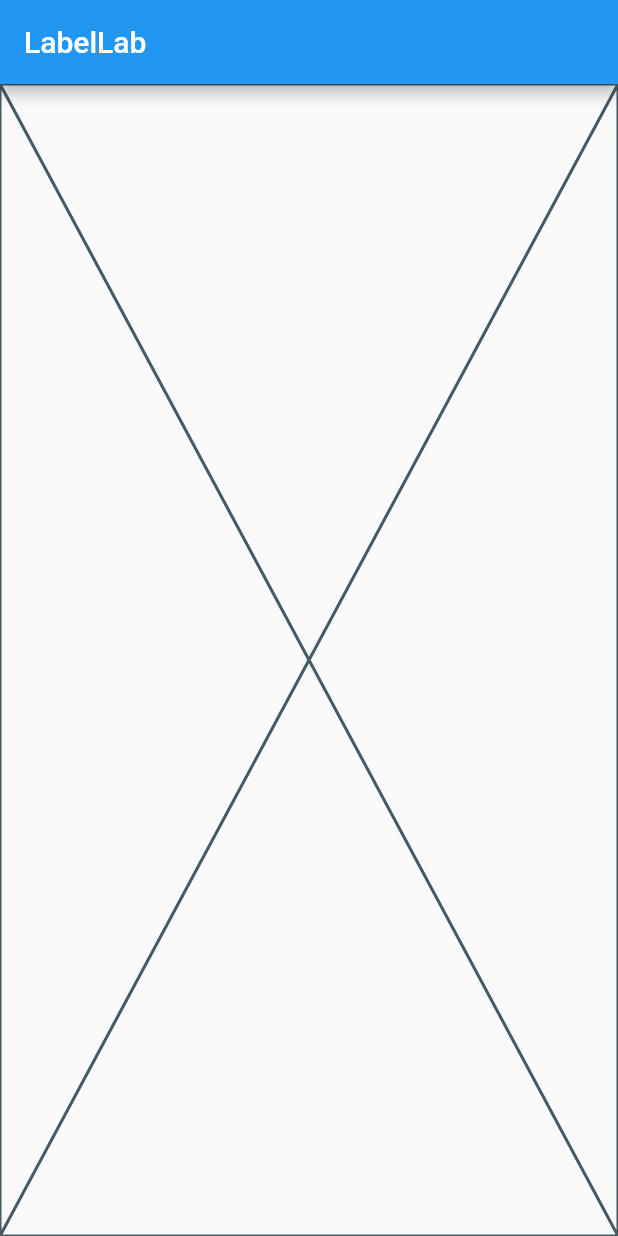
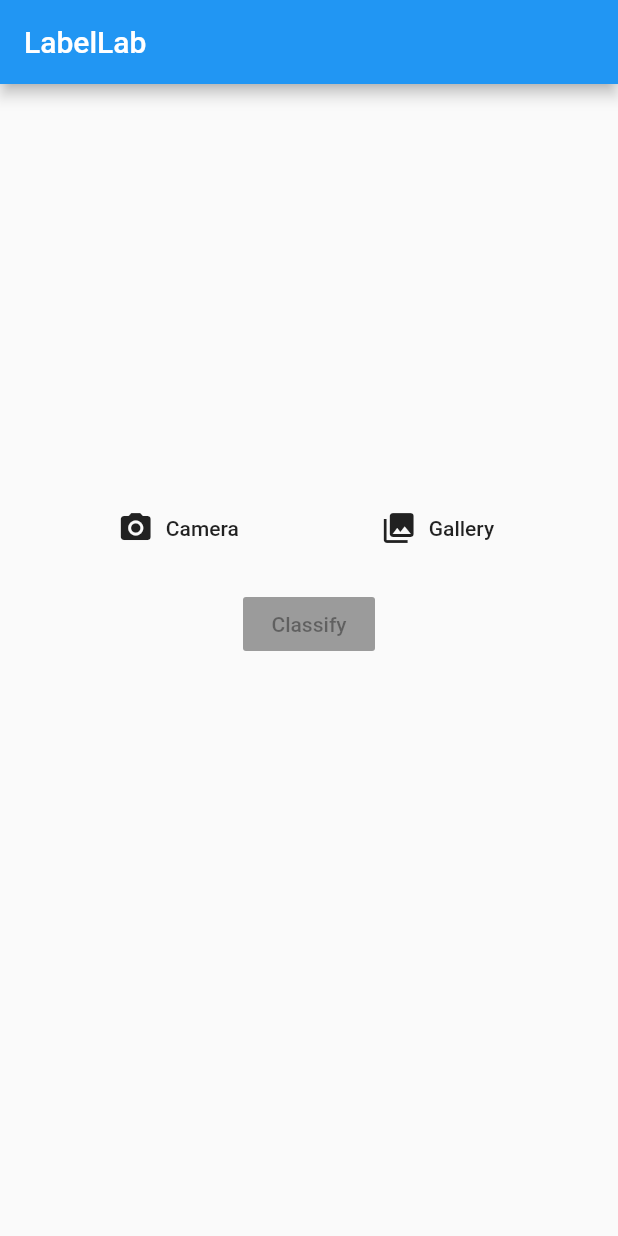
Before and after one commit to scorelab/LabelLab, a Flutter app: the screen it shows after launch, on a phone screen of 412 x 824 dp. Run offline on Flutter 3.47's test engine with Material 2 defaults, Android fonts, the phone set to English and light mode, and no system bars; our stand-ins replace dio, image_picker.

Commit message:
Implemented a basic prototype

```diff
--- a/mobile/lib/screens/home_screen.dart
+++ b/mobile/lib/screens/home_screen.dart
@@ -1,13 +1,124 @@
+import 'dart:io';
+
 import 'package:flutter/material.dart';
+import 'package:image_picker/image_picker.dart';
+import 'package:mobile/data/api.dart';
+import 'package:mobile/widgets/loading_progress.dart';
 
-class HomeScreen extends StatelessWidget {
+class HomeScreen extends StatefulWidget {
+  @override
+  HomeScreenState createState() => HomeScreenState();
+}
+
+class HomeScreenState extends State<HomeScreen> {
+  File _image;
+  String _result = '';
+  bool _loading = false;
+
   @override
   Widget build(BuildContext context) {
     return Scaffold(
       appBar: AppBar(
         title: Text('LabelLab'),
       ),
-      body: Placeholder(),
+      body: ListView(
+        children: <Widget>[
+          Column(
+            mainAxisAlignment: MainAxisAlignment.center,
+            crossAxisAlignment: CrossAxisAlignment.center,
+            children: <Widget>[
+              SizedBox(
+                height: 16,
+              ),
+              _image != null
+                  ? Image(
+                      image: FileImage(_image),
+                      width: 240,
+                      height: 240,
+                    )
+                  : Container(
+                      width: 240,
+                      height: 240,
+                    ),
+              SizedBox(
+                height: 16,
+              ),
+              _image == null
+                  ? Row(
+                      mainAxisAlignment: MainAxisAlignment.spaceEvenly,
+                      children: <Widget>[
+                        FlatButton.icon(
+                          icon: Icon(Icons.camera_alt),
+                          label: Text("Camera"),
+                          onPressed: () => _showImagePicker(ImageSource.camera),
+                        ),
+                        FlatButton.icon(
+                          icon: Icon(Icons.photo_library),
+                          label: Text("Gallery"),
+                          onPressed: () =>
+                              _showImagePicker(ImageSource.gallery),
+                        ),
+                      ],
+                    )
+                  : Row(
+                      mainAxisAlignment: MainAxisAlignment.center,
+                      children: <Widget>[
+                        FlatButton.icon(
+                          icon: Icon(Icons.delete_outline),
+                          label: Text("Remove"),
+                          onPressed: _resetImage,
+                        ),
+                      ],
+                    ),
+              SizedBox(
+                height: 16,
+              ),
+              RaisedButton(
+                child:
+                    !_loading ? Text("Classify") : LoadingProgress(color: Colors.black),
+                color: Theme.of(context).accentColor,
+                onPressed: _image != null ? _uploadImage : null,
+              ),
+              SizedBox(height: 16),
+              Text(_result != null ? _result : "NaN"),
+            ],
+          ),
+        ],
+      ),
     );
   }
+
+  void _showImagePicker(ImageSource source) async {
+    var image = await ImagePicker.pickImage(source: source);
+
+    setState(() {
+      _image = image;
+    });
+  }
+
+  void _uploadImage() {
+    setState(() {
+      _loading = true;
+    });
+    API().uploadImage(_image).then((res) {
+      setState(() {
+        _result = res.toString();
+      });
+    }).catchError((err) {
+      setState(() {
+        _result = err.toString();
+      });
+      print(err.toString());
+    }).whenComplete(() {
+      setState(() {
+        _loading = false;
+      });
+    });
+  }
+
+  void _resetImage() {
+    setState(() {
+      _image = null;
+    });
+  }
 }
```
Also changed, not shown: mobile/lib/widgets/loading_progress.dart (added, +19 -0 lines).
